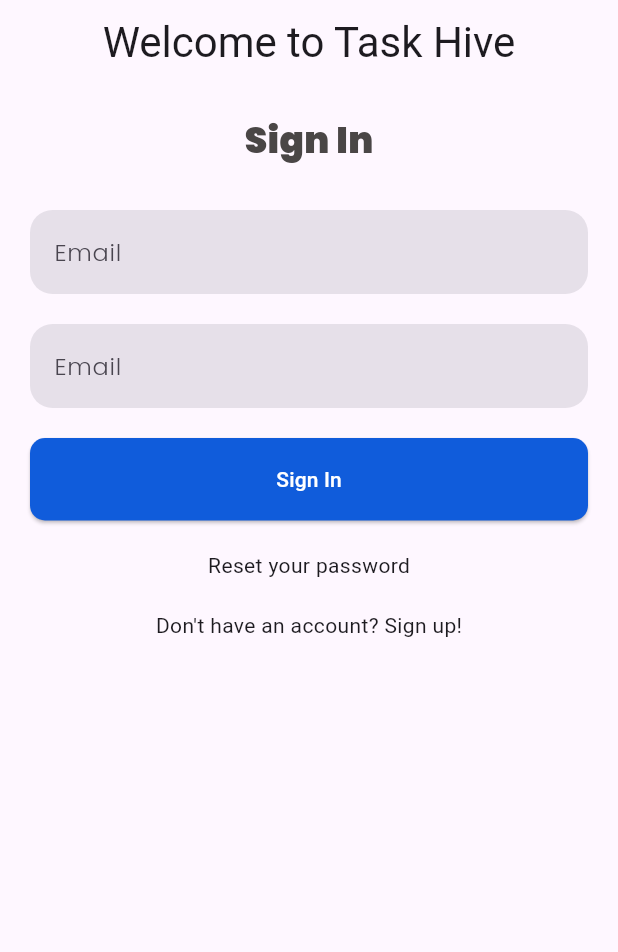
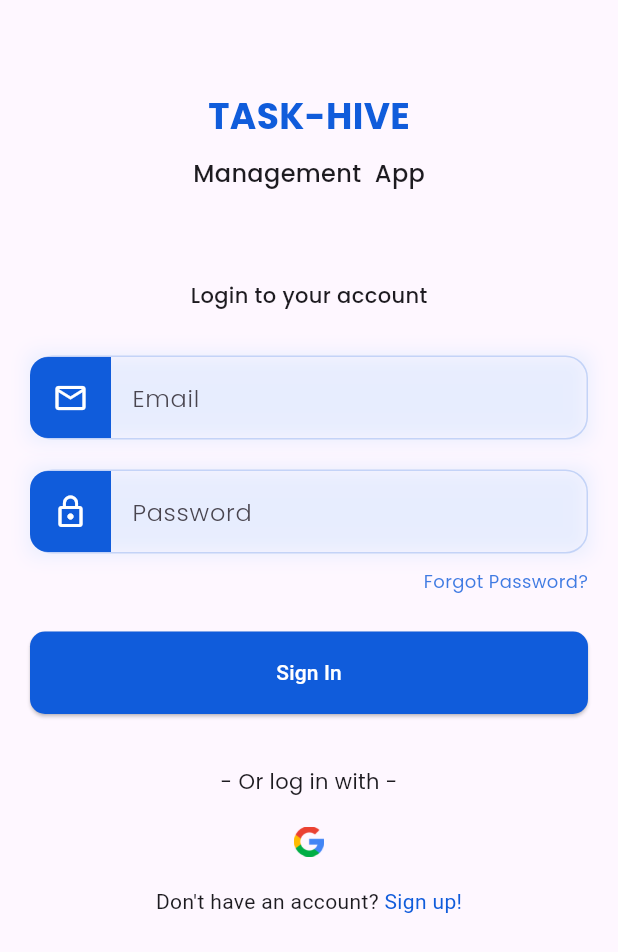
Before and after one commit to Tahsin007/nstu-codebreakers, a Flutter app: the SignInScreen screen opened by its route, on a phone screen of 412 x 824 dp. Shown: the top 952 px of the screen. Run offline on Flutter 3.47's test engine with Material 3 defaults, Android fonts, the phone set to English and light mode, and no system bars; our stand-ins replace equatable, flutter_bloc, get_it, go_router, google_fonts, logger and 1 more; accounts and stored records are empty.

Commit message:
Feature/sign-in: Implement design of Sign in screen

```diff
--- a/task_hive/lib/core/theme/input_decoration_theme.dart
+++ b/task_hive/lib/core/theme/input_decoration_theme.dart
@@ -5,14 +5,17 @@ import 'colors.dart';
 
 class AppInputDecorationTheme {
   static final appInputDecorationTheme = InputDecorationTheme(
-    filled: true,
+    filled: false,
     hintStyle: GoogleFonts.poppins(
       fontSize: 16,
       fontWeight: FontWeight.w300,
     ),
     enabledBorder: OutlineInputBorder(
       borderRadius: BorderRadius.circular(15),
-      borderSide: BorderSide.none,
+      borderSide: BorderSide(
+        color: AppColors.brand.withOpacity(0.2),
+        width: 1,
+      ),
     ),
     focusedBorder: OutlineInputBorder(
       borderRadius: BorderRadius.circular(15),
--- a/task_hive/lib/features/auth/presentation/screens/signin_screen.dart
+++ b/task_hive/lib/features/auth/presentation/screens/signin_screen.dart
@@ -1,5 +1,6 @@
 import 'package:flutter/material.dart';
 import 'package:task_hive/core/extensions/app_extension.dart';
+import 'package:task_hive/features/auth/presentation/widgets/custom_input_field.dart';
 
 class SignInScreen extends StatefulWidget {
   const SignInScreen({super.key});
@@ -22,13 +23,6 @@ class _SignInScreenState extends State<SignInScreen> {
     final scheme = Theme.of(context).colorScheme;
     final textTheme = Theme.of(context).textTheme;
     return Scaffold(
-      appBar: AppBar(
-        centerTitle: true,
-        title: Text(
-          'Welcome to Task Hive',
-          style: Theme.of(context).textTheme.headlineMedium,
-        ),
-      ),
       body: SafeArea(
         child: Padding(
           padding: const EdgeInsets.only(left: 20.0, right: 20.0),
@@ -37,26 +31,51 @@ class _SignInScreenState extends State<SignInScreen> {
             child: Column(
               mainAxisAlignment: MainAxisAlignment.center,
               children: [
-                const SizedBox(height: 20),
+                const SizedBox(height: 60),
                 Text(
-                  'Sign In',
-                  style: textTheme.textxlBold.copyWith(color: scheme.textColor),
+                  'TASK-HIVE',
+                  style: textTheme.textxlSemiBold.copyWith(color: scheme.brand),
+                ),
+                SizedBox(height: 10),
+                Text(
+                  'Management  App',
+                  style: textTheme.textBaseMedium,
+                ),
+                const SizedBox(height: 60),
+                Text(
+                  'Login to your account',
+                  style: textTheme.textSmMedium,
                 ),
                 const SizedBox(height: 30),
-                TextField(
+                CustomInputField(
+                  icon: Icons.email_outlined,
+                  hintText: 'Email',
+                  obscureText: false,
                   controller: emailCtrl,
-                  decoration: InputDecoration(
-                    hintText: 'Email',
-                  ),
-                ),
-                SizedBox(height: 20),
-                TextField(
-                  controller: passCtrl,
-                  decoration: InputDecoration(
-                    hintText: 'Email',
-                  ),
                 ),
                 const SizedBox(height: 20),
+                CustomInputField(
+                  icon: Icons.lock_outline,
+                  hintText: 'Password',
+                  obscureText: true,
+                  controller: passCtrl,
+                ),
+                const SizedBox(height: 10),
+                Row(
+                  mainAxisAlignment: MainAxisAlignment.end,
+                  children: [
+                    InkWell(
+                      child: Text(
+                        "Forgot Password?",
+                        style: textTheme.textXsRegular.copyWith(
+                          color: scheme.brand.withOpacity(0.8),
+                        ),
+                      ),
+                      onTap: () {},
+                    ),
+                  ],
+                ),
+                const SizedBox(height: 25),
                 ElevatedButton(
                   onPressed: () {},
                   child: Text(
@@ -66,19 +85,36 @@ class _SignInScreenState extends State<SignInScreen> {
                     // ),
                   ),
                 ),
+                const SizedBox(height: 35),
+                Text(
+                  '- Or log in with -',
+                  style: textTheme.textSmRegular,
+                ),
                 const SizedBox(height: 20),
                 InkWell(
-                  child: Text(
-                    "Reset your password",
-                    style: Theme.of(context).textTheme.bodyMedium,
+                  child: Image.asset(
+                    'assets/icons/google.png',
+                    width: 20,
+                    height: 20,
                   ),
                   onTap: () {},
                 ),
                 const SizedBox(height: 20),
                 InkWell(
-                  child: Text(
-                    "Don't have an account? Sign up!",
-                    style: Theme.of(context).textTheme.bodyMedium,
+                  child: RichText(
+                    text: TextSpan(
+                      text: "Don't have an account? ",
+                      style: Theme.of(context).textTheme.bodyMedium,
+                      children: [
+                        TextSpan(
+                          text: 'Sign up!',
+                          style: Theme.of(context)
+                              .textTheme
+                              .bodyMedium
+                              ?.copyWith(color: scheme.brand),
+                        ),
+                      ],
+                    ),
                   ),
                   onTap: () {},
                 ),
--- /dev/null
+++ b/task_hive/lib/features/auth/presentation/widgets/custom_input_field.dart
@@ -0,0 +1,52 @@
+import 'package:flutter/material.dart';
+import 'package:task_hive/core/theme/colors.dart';
+
+class CustomInputField extends StatelessWidget {
+  final IconData icon;
+  final String hintText;
+  final bool obscureText;
+  final TextEditingController controller;
+
+  const CustomInputField({
+    super.key,
+    required this.icon,
+    required this.hintText,
+    required this.obscureText,
+    required this.controller,
+  });
+
+  @override
+  Widget build(BuildContext context) {
+    return Container(
+      decoration: BoxDecoration(
+        boxShadow: [
+          BoxShadow(
+            color: Colors.blue.withOpacity(0.1),
+            blurRadius: 10,
+            spreadRadius: 1,
+          ),
+        ],
+      ),
+      child: TextField(
+        obscureText: obscureText,
+        controller: controller,
+        decoration: InputDecoration(
+          hintText: hintText,
+          filled: false,
+          prefixIcon: Container(
+            padding: const EdgeInsets.all(15),
+            margin: const EdgeInsets.only(right: 10),
+            decoration: const BoxDecoration(
+              color: AppColors.brand,
+              borderRadius: BorderRadius.only(
+                topLeft: Radius.circular(12),
+                bottomLeft: Radius.circular(12),
+              ),
+            ),
+            child: Icon(icon, color: Colors.white),
+          ),
+        ),
+      ),
+    );
+  }
+}
--- a/task_hive/pubspec.yaml
+++ b/task_hive/pubspec.yaml
@@ -70,6 +70,7 @@ flutter:
   assets:
       - assets/images/
       - assets/onboarding/
+      - assets/icons/
   #   - images/a_dot_ham.jpeg
 
   # An image asset can refer to one or more resolution-specific "variants", see
```
Also changed, not shown: task_hive/assets/icons/google.png (added).
